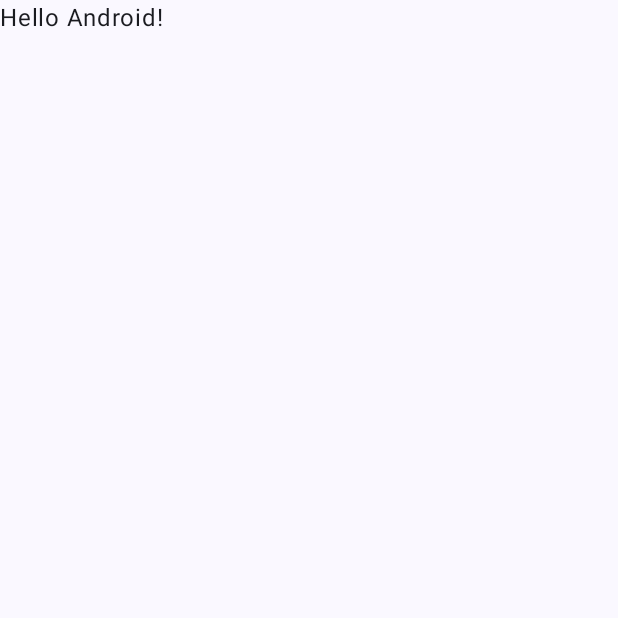
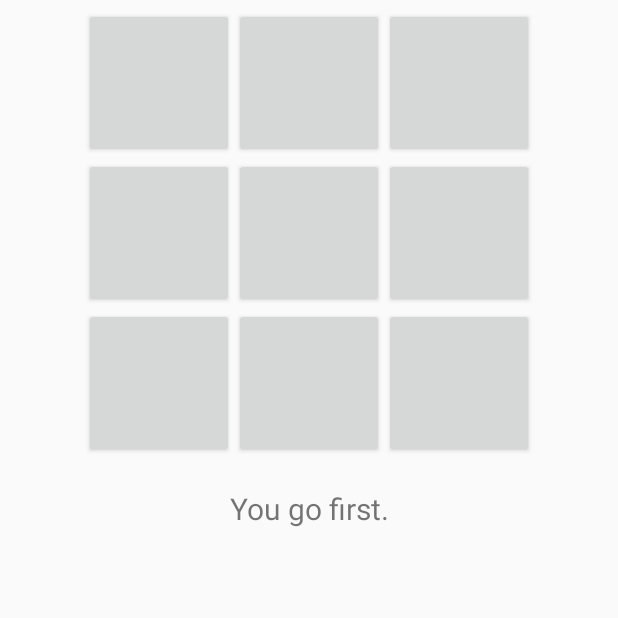
Before and after one commit to NivekTakedown/Tic-Tac-Toe-App-dadm-2024-2, an Android app built with Jetpack Compose: the screen it shows after launch (MainActivity), on a phone screen of 412 x 824 dp, the top half of it. Before the commit the part shown is almost empty. Run offline under Robolectric (Android 15) with nearby library versions, the phone set to English and light mode, and no system bars.

Commit message:
Funcionando lógica principal

```diff
--- a/app/build.gradle.kts
+++ b/app/build.gradle.kts
@@ -5,7 +5,7 @@ plugins {
 
 android {
     namespace = "xyz.ramos_lopez.tic_tac_toe_app"
-    compileSdk = 34
+    compileSdk = 35
 
     defaultConfig {
         applicationId = "xyz.ramos_lopez.tic_tac_toe_app"
@@ -59,6 +59,8 @@ dependencies {
     implementation(libs.androidx.ui.graphics)
     implementation(libs.androidx.ui.tooling.preview)
     implementation(libs.androidx.material3)
+    implementation(libs.androidx.runtime.livedata)
+    implementation(libs.androidx.appcompat)
     testImplementation(libs.junit)
     androidTestImplementation(libs.androidx.junit)
     androidTestImplementation(libs.androidx.espresso.core)
--- a/app/src/main/java/xyz/ramos_lopez/tic_tac_toe_app/MainActivity.kt
+++ b/app/src/main/java/xyz/ramos_lopez/tic_tac_toe_app/MainActivity.kt
@@ -1,47 +1,93 @@
 package xyz.ramos_lopez.tic_tac_toe_app
 
+import android.graphics.Color
 import android.os.Bundle
+import android.view.View
+import android.widget.Button
+import android.widget.TextView
 import androidx.activity.ComponentActivity
-import androidx.activity.compose.setContent
-import androidx.activity.enableEdgeToEdge
-import androidx.compose.foundation.layout.fillMaxSize
-import androidx.compose.foundation.layout.padding
-import androidx.compose.material3.Scaffold
-import androidx.compose.material3.Text
-import androidx.compose.runtime.Composable
-import androidx.compose.ui.Modifier
-import androidx.compose.ui.tooling.preview.Preview
-import xyz.ramos_lopez.tic_tac_toe_app.ui.theme.TicTacToeAppTheme
 
 class MainActivity : ComponentActivity() {
+    private lateinit var game: TicTacToeGame
+    // Botones que forman el tablero
+    private lateinit var boardButtons: Array<Button>
+    // Texto informativo
+    private lateinit var infoTextView: TextView
+
     override fun onCreate(savedInstanceState: Bundle?) {
         super.onCreate(savedInstanceState)
-        enableEdgeToEdge()
-        setContent {
-            TicTacToeAppTheme {
-                Scaffold(modifier = Modifier.fillMaxSize()) { innerPadding ->
-                    Greeting(
-                        name = "Android",
-                        modifier = Modifier.padding(innerPadding)
-                    )
+        setContentView(R.layout.main)
+
+        boardButtons = Array(TicTacToeGame.BOARD_SIZE) { index ->
+            findViewById<Button>(
+                when (index) {
+                    0 -> R.id.one
+                    1 -> R.id.two
+                    2 -> R.id.three
+                    3 -> R.id.four
+                    4 -> R.id.five
+                    5 -> R.id.six
+                    6 -> R.id.seven
+                    7 -> R.id.eight
+                    8 -> R.id.nine
+                    else -> throw IllegalStateException("Invalid button index")
+                }
+            )
+        }
+
+        infoTextView = findViewById(R.id.information)
+        game = TicTacToeGame()
+        startNewGame()
+    }
+
+    private fun startNewGame() {
+        game.clearBoard()
+        boardButtons.forEachIndexed { i, button ->
+            button.apply {
+                text = ""
+                isEnabled = true
+                setOnClickListener(ButtonClickListener(i))
+            }
+        }
+        // El humano va primero
+        infoTextView.text = "You go first."
+    }
+
+    // Manejador de clicks en los botones del tablero
+    private inner class ButtonClickListener(private val location: Int) : View.OnClickListener {
+        override fun onClick(view: View) {
+            if (boardButtons[location].isEnabled) {
+                setMove(TicTacToeGame.HUMAN_PLAYER, location)
+                // Si no hay ganador aún, deja que la computadora haga su movimiento
+                var winner = game.checkForWinner()
+                if (winner == 0) {
+                    infoTextView.text = "It's Android's turn."
+                    val move = game.getComputerMove()
+                    setMove(TicTacToeGame.COMPUTER_PLAYER, move)
+                    winner = game.checkForWinner()
+                }
+
+                infoTextView.text = when (winner) {
+                    0 -> "It's your turn."
+                    1 -> "It's a tie!"
+                    2 -> "You won!"
+                    else -> "Android won!"
                 }
             }
         }
     }
-}
 
-@Composable
-fun Greeting(name: String, modifier: Modifier = Modifier) {
-    Text(
-        text = "Hello $name!",
-        modifier = modifier
-    )
-}
-
-@Preview(showBackground = true)
-@Composable
-fun GreetingPreview() {
-    TicTacToeAppTheme {
-        Greeting("Android")
+    private fun setMove(player: Char, location: Int) {
+        game.setMove(player, location)
+        boardButtons[location].apply {
+            isEnabled = false
+            text = player.toString()
+            setTextColor(
+                when (player) {
+                    TicTacToeGame.HUMAN_PLAYER -> Color.rgb(0, 200, 0)
+                    else -> Color.rgb(200, 0, 0)
+                }
+            )
+        }
     }
 }
--- /dev/null
+++ b/app/src/main/res/layout/main.xml
@@ -0,0 +1,86 @@
+<?xml version="1.0" encoding="utf-8"?>
+<LinearLayout xmlns:android="http://schemas.android.com/apk/res/android"
+    android:orientation="vertical"
+    android:layout_width="match_parent"
+    android:layout_height="match_parent"
+    android:gravity="center_horizontal">
+
+    <TableLayout
+        android:id="@+id/play_grid"
+        android:layout_width="match_parent"
+        android:layout_height="wrap_content"
+        android:layout_marginTop="5dp">
+
+        <TableRow android:gravity="center_horizontal">
+            <Button
+                android:id="@+id/one"
+                android:layout_width="100dp"
+                android:layout_height="100dp"
+                android:text="1"
+                android:textSize="70dp" />
+            <Button
+                android:id="@+id/two"
+                android:layout_width="100dp"
+                android:layout_height="100dp"
+                android:text="2"
+                android:textSize="70dp" />
+            <Button
+                android:id="@+id/three"
+                android:layout_width="100dp"
+                android:layout_height="100dp"
+                android:text="3"
+                android:textSize="70dp" />
+        </TableRow>
+
+        <TableRow android:gravity="center_horizontal">
+            <Button
+                android:id="@+id/four"
+                android:layout_width="100dp"
+                android:layout_height="100dp"
+                android:text="4"
+                android:textSize="70dp" />
+            <Button
+                android:id="@+id/five"
+                android:layout_width="100dp"
+                android:layout_height="100dp"
+                android:text="5"
+                android:textSize="70dp" />
+            <Button
+                android:id="@+id/six"
+                android:layout_width="100dp"
+                android:layout_height="100dp"
+                android:text="6"
+                android:textSize="70dp" />
+        </TableRow>
+
+        <TableRow android:gravity="center_horizontal">
+            <Button
+                android:id="@+id/seven"
+                android:layout_width="100dp"
+                android:layout_height="100dp"
+                android:text="7"
+                android:textSize="70dp" />
+            <Button
+                android:id="@+id/eight"
+                android:layout_width="100dp"
+                android:layout_height="100dp"
+                android:text="8"
+                android:textSize="70dp" />
+            <Button
+                android:id="@+id/nine"
+                android:layout_width="100dp"
+                android:layout_height="100dp"
+                android:text="9"
+                android:textSize="70dp" />
+        </TableRow>
+    </TableLayout>
+
+    <TextView
+        android:id="@+id/information"
+        android:layout_width="match_parent"
+        android:layout_height="wrap_content"
+        android:text="info"
+        android:gravity="center_horizontal"
+        android:layout_marginTop="20dp"
+        android:textSize="20dp" />
+</LinearLayout>
--- a/gradle/libs.versions.toml
+++ b/gradle/libs.versions.toml
@@ -8,6 +8,8 @@ espressoCore = "3.6.1"
 lifecycleRuntimeKtx = "2.8.7"
 activityCompose = "1.9.3"
 composeBom = "2024.04.01"
+runtimeLivedata = "1.7.5"
+appcompat = "1.7.0"
 
 [libraries]
 androidx-core-ktx = { group = "androidx.core", name = "core-ktx", version.ref = "coreKtx" }
@@ -24,6 +26,8 @@ androidx-ui-tooling-preview = { group = "androidx.compose.ui", name = "ui-toolin
 androidx-ui-test-manifest = { group = "androidx.compose.ui", name = "ui-test-manifest" }
 androidx-ui-test-junit4 = { group = "androidx.compose.ui", name = "ui-test-junit4" }
 androidx-material3 = { group = "androidx.compose.material3", name = "material3" }
+androidx-runtime-livedata = { group = "androidx.compose.runtime", name = "runtime-livedata", version.ref = "runtimeLivedata" }
+androidx-appcompat = { group = "androidx.appcompat", name = "appcompat", version.ref = "appcompat" }
 
 [plugins]
 android-application = { id = "com.android.application", version.ref = "agp" }
```
Also changed, not shown: app/src/main/java/xyz/ramos_lopez/tic_tac_toe_app/AndroidTicTacToeActivity.java (added, +82 -0 lines), app/src/main/java/xyz/ramos_lopez/tic_tac_toe_app/TicTacToeGame.kt (added, +123 -0 lines).
